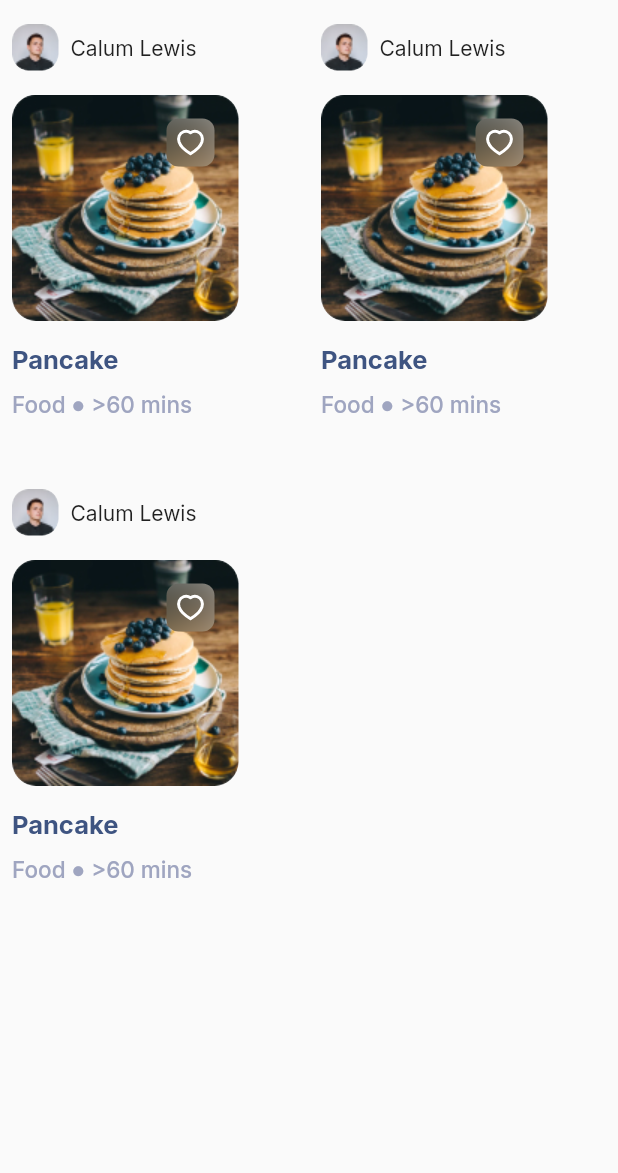
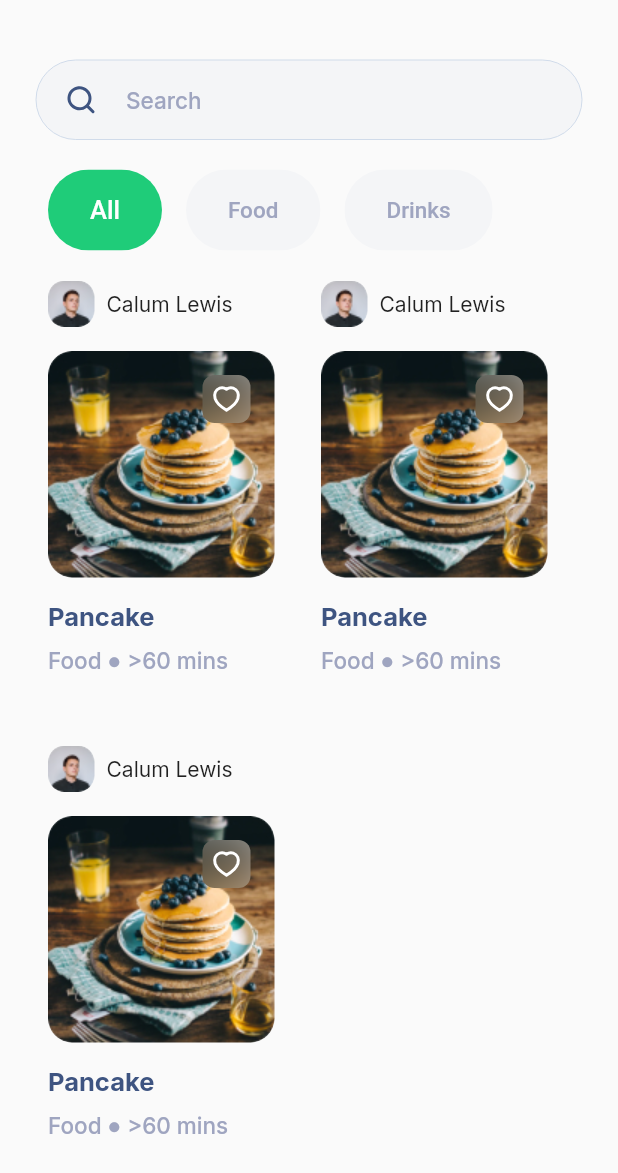
Before and after one commit to qwaiks/recipe-app, a Flutter app: the screen it shows after launch, on a phone screen of 412 x 824 dp. Shown: the top 1173 px of the screen. Run offline on Flutter 3.47's test engine with Material 2 defaults, Android fonts, the phone set to English and light mode, and no system bars; our stand-ins replace flutter_svg, google_fonts.

Commit message:
home screen components, text_edit changes, selection chip changes

```diff
--- a/lib/app.dart
+++ b/lib/app.dart
@@ -1,4 +1,5 @@
 import 'package:chefio/config/theme.dart';
+import 'package:chefio/views/auth/login.screen.dart';
 import 'package:chefio/views/home/dashboard.screen.dart';
 import 'package:flutter/material.dart';
 
--- a/lib/components/chefio_selection_chip.dart
+++ b/lib/components/chefio_selection_chip.dart
@@ -2,40 +2,113 @@ import 'package:chefio/config/colors.dart';
 import 'package:chefio/config/style.dart';
 import 'package:flutter/material.dart';
 
-class ChefioSelectionChip extends StatelessWidget {
+class ChefioSelectionChip extends StatefulWidget {
+  final List<String> items;
+  final ValueChanged<String?> onSelectionChange;
+  final bool isLinear;
+  final String initialSelected;
+  final Color activeColor, inActiveColor;
+  final bool isOutlined;
+
+  const ChefioSelectionChip({
+    super.key,
+    required this.items,
+    required this.onSelectionChange,
+    required this.initialSelected,
+    this.isOutlined = false,
+    this.isLinear = false,
+    this.activeColor = AppColors.primary,
+    this.inActiveColor = AppColors.form,
+  });
+
+  @override
+  State<ChefioSelectionChip> createState() => _ChefioSelectionChipState();
+}
+
+class _ChefioSelectionChipState extends State<ChefioSelectionChip> {
+  String? _selectedItem;
+
+  @override
+  void initState() {
+    super.initState();
+    _selectedItem = widget.initialSelected;
+  }
+
+  @override
+  Widget build(BuildContext context) {
+    final chips = widget.items
+        .map((e) => ChefioChip(
+            label: e,
+            onTap: (e) {
+              setState(() {
+                _selectedItem = e;
+              });
+            },
+            isOutlined: widget.isOutlined,
+            activeColor: widget.activeColor,
+            inActiveColor: widget.inActiveColor,
+            selectedItem: _selectedItem))
+        .toList();
+
+    return !widget.isLinear
+        ? Wrap(
+            children: chips,
+          )
+        : SizedBox(
+            height: 75,
+            child: ListView(
+              scrollDirection: Axis.horizontal,
+              children: chips,
+            ),
+          );
+  }
+}
+
+class ChefioChip extends StatelessWidget {
   final String label;
   final ValueChanged<String> onTap;
   final Color activeColor, inActiveColor;
-  final String selectedItem;
-  final bool? isOutline;
+  final String? selectedItem;
+  final bool isOutlined;
 
-  const ChefioSelectionChip(
+  const ChefioChip(
       {super.key,
       required this.label,
       required this.onTap,
       required this.activeColor,
       required this.inActiveColor,
       required this.selectedItem,
-      this.isOutline});
+      this.isOutlined = false});
 
   @override
   Widget build(BuildContext context) {
     final isActive = label == selectedItem;
-    return Chip(
-      label: Text(label,
-          style: isActive
+    return Padding(
+      padding: const EdgeInsets.symmetric(horizontal: 8, vertical: 4),
+      child: InkWell(
+        radius: 32,
+        onTap: () => onTap(label),
+        child: Chip(
+          labelPadding:
+              const EdgeInsets.symmetric(horizontal: 24, vertical: 11),
+          label: Text(label),
+          labelStyle: isActive
               ? Styles.bodyLagre.copyWith(color: Colors.white)
-              : Styles.bodyNormal.copyWith(color: AppColors.secondaryText)),
-      side: BorderSide(
-          width: isOutline ?? false ? 1 : 0,
-          color: isOutline ?? false
-              ? AppColors.secondaryText
-              : Colors.transparent),
-      backgroundColor: isActive
-          ? activeColor
-          : isOutline ?? false
-              ? Colors.transparent
-              : inActiveColor,
+              : Styles.bodyNormal.copyWith(color: AppColors.secondaryText),
+          side: BorderSide(
+              width: isActive
+                  ? 0
+                  : isOutlined
+                      ? 2
+                      : 0,
+              color: isOutlined ? AppColors.outline : Colors.transparent),
+          backgroundColor: isActive
+              ? activeColor
+              : isOutlined
+                  ? Colors.transparent
+                  : inActiveColor,
+        ),
+      ),
     );
   }
 }
--- a/lib/components/chefio_textfield.dart
+++ b/lib/components/chefio_textfield.dart
@@ -13,6 +13,7 @@ class ChefioTextField extends StatefulWidget {
   final bool showSuffix;
   final TextEditingController? controller;
   final String? Function(String?)? validators;
+  final Function(String?)? onChanged;
 
   const ChefioTextField(
       {super.key,
@@ -23,6 +24,7 @@ class ChefioTextField extends StatefulWidget {
       this.showSuffix = false,
       this.inputType = TextInputType.text,
       this.validators,
+      this.onChanged,
       this.controller});
 
   @override
@@ -31,10 +33,18 @@ class ChefioTextField extends StatefulWidget {
 
 class _ChefioTextFieldState extends State<ChefioTextField> {
   bool _obscureText = true;
+  bool _showClearSuffix = false;
+  TextEditingController? _controller;
+
+  @override
+  void initState() {
+    super.initState();
+    _controller = widget.controller ?? TextEditingController();
+  }
 
   @override
   Widget build(BuildContext context) {
-    final outlineBorder = OutlineInputBorder(
+    final border = OutlineInputBorder(
       borderRadius: BorderRadius.circular(32.0),
       borderSide: BorderSide(
         width: widget.outlined ? 1.0 : 0.0,
@@ -47,42 +57,71 @@ class _ChefioTextFieldState extends State<ChefioTextField> {
       hintStyle: Styles.bodyNormal.copyWith(
         color: AppColors.hintTextColor,
       ),
-      prefixIconConstraints: BoxConstraints.tight(const Size(60, 24)),
+      prefixIconConstraints: BoxConstraints.tight(
+        const Size(60, 24),
+      ),
       prefixIcon: (widget.leadingIcon != null)
           ? SvgPicture.asset(widget.leadingIcon!)
           : null,
-      suffixIconConstraints: BoxConstraints.tight(const Size(60, 24)),
+      suffixIconConstraints: BoxConstraints.tight(
+        const Size(60, 24),
+      ),
       suffixIcon: widget.isPasswordField
           ? _buildPasswordFieldVisibilityToggle()
-          : widget.showSuffix
+          : _showClearSuffix
               ? _defaultSuffixToogle()
               : null,
-      contentPadding: const EdgeInsets.symmetric(horizontal: 24, vertical: 16),
+      contentPadding: const EdgeInsets.symmetric(
+        horizontal: 24,
+        vertical: 16,
+      ),
+      filled: !widget.outlined,
       fillColor: AppColors.form,
-      border: outlineBorder,
-      focusedBorder: outlineBorder.copyWith(
-          borderSide: outlineBorder.borderSide
-              .copyWith(color: AppColors.mainText, width: 1)),
-      errorBorder: outlineBorder.copyWith(
-        borderSide:
-            outlineBorder.borderSide.copyWith(color: AppColors.secondary),
-      ),
+      enabledBorder: border,
+      border: border,
+      focusedBorder: !widget.outlined
+          ? border
+          : border.copyWith(
+              borderSide: border.borderSide.copyWith(
+              color: AppColors.mainText,
+              width: 1,
+            )),
+      errorBorder: !widget.outlined
+          ? border
+          : border.copyWith(
+              borderSide: border.borderSide.copyWith(
+                color: AppColors.secondary,
+              ),
+            ),
     );
 
     return TextFormField(
+      controller: _controller,
       keyboardType: widget.inputType,
       decoration: inputDecoration,
       validator: widget.validators,
       obscureText: widget.isPasswordField ? _obscureText : false,
       cursorColor: AppColors.primary,
-      controller: widget.controller,
+      onChanged: widget.showSuffix ? onChangeAltered : widget.onChanged,
       style: Styles.headerNormal,
     );
   }
 
+  onChangeAltered(String? value) {
+    setState(() {
+      _showClearSuffix = value != null && value.isNotEmpty;
+    });
+    if (widget.onChanged != null) {
+      widget.onChanged!(value);
+    }
+  }
+
   Widget _defaultSuffixToogle() {
     return InkWell(
-      onTap: () {},
+      onTap: () {
+        _controller!.clear();
+        onChangeAltered(_controller!.text);
+      },
       radius: 30,
       child: SvgPicture.asset(SVGS.icClose),
     );
--- a/lib/config/colors.dart
+++ b/lib/config/colors.dart
@@ -11,4 +11,5 @@ class AppColors {
   static const hintTextColor = Color(0xFF9FA5C0);
   static const textFieldBorderColor = Color(0XFFD0DBEA);
   static const googleColor = Color(0XFFFF5842);
+  static const  textfieldBackground = Color(0XFFF4F5F7);
 }
--- a/lib/config/strings.dart
+++ b/lib/config/strings.dart
@@ -37,4 +37,6 @@ class Strings {
   static const sendAgain = 'Send again';
 
   static const checkMailPrompt = 'We’ve sent the code to your email';
+
+  static const search = 'Search';
 }
--- a/lib/config/svgs.dart
+++ b/lib/config/svgs.dart
@@ -12,4 +12,6 @@ class SVGS {
 
   static const icHeartActive = 'assets/svgs/ic_heart.svg';
   static const icHeartInactive = 'assets/svgs/ic_heart.svg';
+
+  static const icSearch = 'assets/svgs/ic_search.svg';
 }
--- a/lib/views/home/views/home.screen.dart
+++ b/lib/views/home/views/home.screen.dart
@@ -1,3 +1,7 @@
+import 'package:chefio/components/chefio_selection_chip.dart';
+import 'package:chefio/components/chefio_textfield.dart';
+import 'package:chefio/config/strings.dart';
+import 'package:chefio/config/svgs.dart';
 import 'package:flutter/material.dart';
 
 import '../../../components/recipe_tile.dart';
@@ -7,11 +11,48 @@ class HomeScreen extends StatelessWidget {
 
   @override
   Widget build(BuildContext context) {
-    return GridView.builder(
+    final recipes = GridView.builder(
       itemCount: 3,
+      shrinkWrap: true,
       gridDelegate: const SliverGridDelegateWithFixedCrossAxisCount(
-          crossAxisCount: 2, mainAxisExtent: 310),
+        crossAxisCount: 2,
+        mainAxisExtent: 310,
+        childAspectRatio: 12,
+      ),
       itemBuilder: (context, index) => RecipeTile(),
+    );
+
+    final category = ChefioSelectionChip(
+        items: ['All', 'Food', 'Drinks'],
+        onSelectionChange: (value) {},
+        initialSelected: 'All');
+
+    const search = ChefioTextField(
+      hintText: Strings.search,
+      leadingIcon: SVGS.icSearch,
+      showSuffix: true,
+    );
+
+    return SafeArea(
+      child: Padding(
+        padding: const EdgeInsets.all(24.0),
+        child: SingleChildScrollView(
+          child: Column(
+            crossAxisAlignment: CrossAxisAlignment.start,
+            children: [
+              const SizedBox(
+                height: 16,
+              ),
+              search,
+              const SizedBox(
+                height: 16,
+              ),
+              category,
+              recipes
+            ],
+          ),
+        ),
+      ),
     );
   }
 }
```
Also changed, not shown: assets/svgs/ic_search.svg (added).
